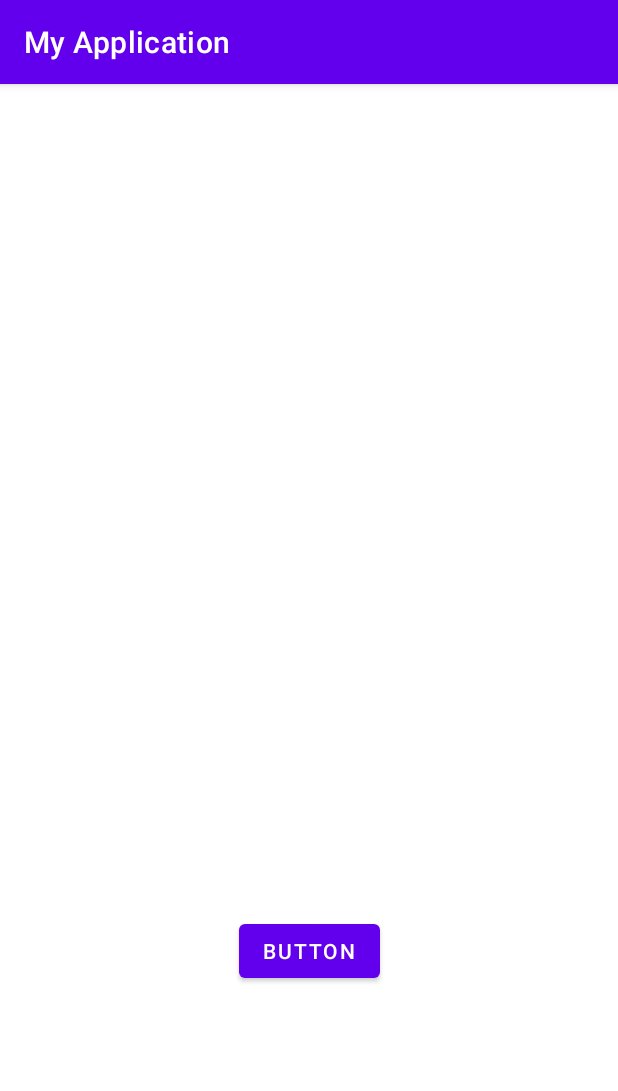
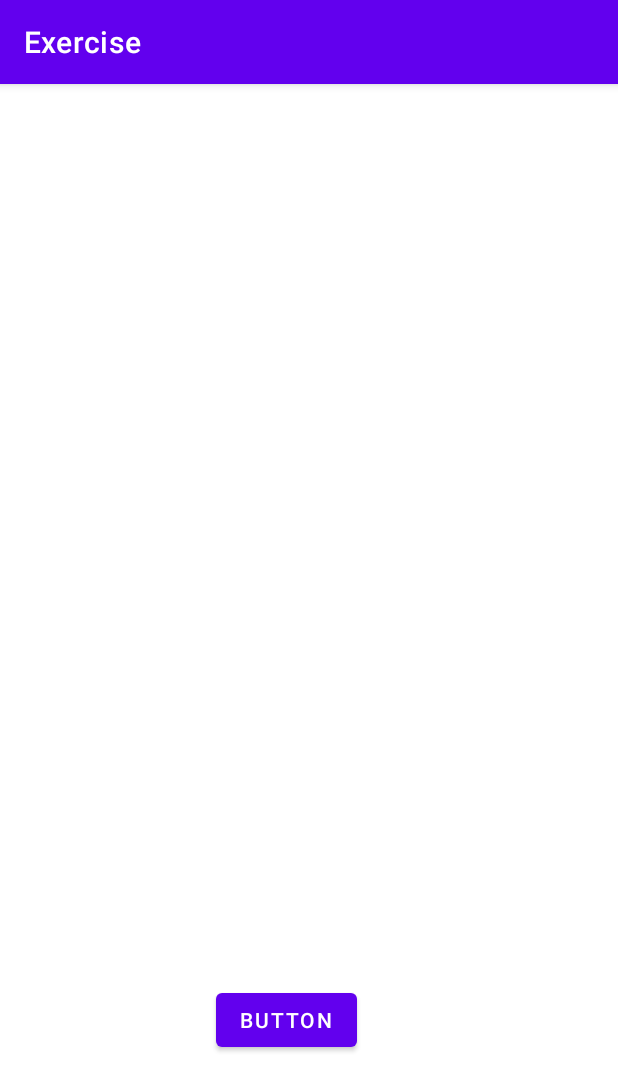
Before and after one commit to scerdan/retrofit2021, an Android app: the screen it shows after launch (MainActivity), on a phone screen of 412 x 824 dp. Shown: the top 1091 px of the screen. Run offline under Robolectric (Android 15) with nearby library versions, the phone set to English and light mode, and no system bars.

```diff
--- a/app/build.gradle
+++ b/app/build.gradle
@@ -7,8 +7,8 @@ android {
     buildToolsVersion "30.0.3"
 
     defaultConfig {
-        applicationId "com.example.myapplication"
-        minSdkVersion 23
+        applicationId "com.example.exercise"
+        minSdkVersion 26
         targetSdkVersion 30
         versionCode 1
         versionName "1.0"
@@ -40,4 +40,5 @@ dependencies {
     implementation 'com.squareup.retrofit2:retrofit:2.9.0'
     implementation 'com.squareup.retrofit2:converter-gson:2.9.0'
     implementation 'com.github.bumptech.glide:glide:4.12.0'
+    annotationProcessor 'com.github.bumptech.glide:compiler:4.12.0'
 }
--- /dev/null
+++ b/app/src/main/java/com/example/exercise/MainActivity.java
@@ -0,0 +1,66 @@
+package com.example.exercise;
+
+import androidx.appcompat.app.AppCompatActivity;
+
+import android.os.Bundle;
+import android.util.Log;
+import android.widget.Button;
+
+import com.example.exercise.interfaces.Service;
+import com.example.exercise.models.Notebooks;
+
+import java.util.List;
+
+import retrofit2.Call;
+import retrofit2.Callback;
+import retrofit2.Response;
+import retrofit2.Retrofit;
+import retrofit2.converter.gson.GsonConverterFactory;
+
+public class MainActivity extends AppCompatActivity {
+    // CREAR METODO QUE CONSULTE EL API
+    // CREAR EL LIST VIEW PERSONALIZADO
+    // LLENAR LISTVIEW CON LOS DATOS DEL GET
+    // ABRIR FRAGMENT CUANDO SE SELECCIONE UN ELEMENTO
+    Retrofit retrofit;
+    Button button;
+    @Override
+    protected void onCreate(Bundle savedInstanceState) {
+        super.onCreate(savedInstanceState);
+        setContentView(R.layout.activity_main);
+        button = (Button) findViewById(R.id.btn1);
+
+        retrofit = new Retrofit.Builder()
+                .baseUrl("https://private-f0eea-mobilegllatam.apiary-mock.com/")
+                .addConverterFactory(GsonConverterFactory.create())
+                .build();
+
+        ObtainData();
+    }
+
+    private void ObtainData() {
+        Service service = retrofit.create(Service.class);
+        Call<List<Notebooks>> listado = service.obtenerListado();
+        listado.enqueue(new Callback<List<Notebooks>>() {
+            @Override
+            public void onResponse(Call<List<Notebooks>> call, Response<List<Notebooks>> response) {
+                Log.i("200","200");
+                List<Notebooks> listado = response.body();
+
+                for (int i = 0; i < listado.size(); i++) {
+                    String noteTitle = listado.get(i).getTitle();
+                    String noteDesc = listado.get(i).getDescription();
+                    String noteImg = listado.get(i).getImage();
+
+                    Log.i("ver", noteTitle+noteDesc+noteImg);
+                    }
+            }
+
+            @Override
+            public void onFailure(Call<List<Notebooks>> call, Throwable t) {
+                Log.i("400","400"+t.getMessage());
+            }
+        });
+    }
+
+}
--- /dev/null
+++ b/app/src/main/java/com/example/exercise/interfaces/Service.java
@@ -0,0 +1,13 @@
+package com.example.exercise.interfaces;
+
+import com.example.exercise.models.Notebooks;
+
+import java.util.List;
+
+import retrofit2.Call;
+import retrofit2.http.GET;
+
+public interface Service {
+    @GET("list")
+    Call <List<Notebooks>> obtenerListado();
+}
--- a/app/src/main/res/layout/activity_main.xml
+++ b/app/src/main/res/layout/activity_main.xml
@@ -7,15 +7,13 @@
     tools:context=".MainActivity">
 
     <Button
-        android:id="@+id/button"
+        android:id="@+id/btn1"
         android:layout_width="wrap_content"
         android:layout_height="wrap_content"
-        android:layout_marginTop="388dp"
-        android:onClick="navegarOne"
+        android:layout_marginBottom="120dp"
         android:text="Button"
         app:layout_constraintBottom_toBottomOf="parent"
         app:layout_constraintEnd_toEndOf="parent"
-        app:layout_constraintHorizontal_bias="0.5"
-        app:layout_constraintStart_toStartOf="parent"
-        app:layout_constraintTop_toTopOf="parent" />
+        app:layout_constraintHorizontal_bias="0.452"
+        app:layout_constraintStart_toStartOf="parent" />
 </androidx.constraintlayout.widget.ConstraintLayout>
--- a/app/src/main/res/values-night/themes.xml
+++ b/app/src/main/res/values-night/themes.xml
@@ -1,6 +1,6 @@
 <resources xmlns:tools="http://schemas.android.com/tools">
     <!-- Base application theme. -->
-    <style name="Theme.MyApplication" parent="Theme.MaterialComponents.DayNight.DarkActionBar">
+    <style name="Theme.Exercise" parent="Theme.MaterialComponents.DayNight.DarkActionBar">
         <!-- Primary brand color. -->
         <item name="colorPrimary">@color/purple_200</item>
         <item name="colorPrimaryVariant">@color/purple_700</item>
--- a/app/src/main/res/values/strings.xml
+++ b/app/src/main/res/values/strings.xml
@@ -1,3 +1,3 @@
 <resources>
-    <string name="app_name">My Application</string>
+    <string name="app_name">Exercise</string>
 </resources>
--- a/app/src/main/res/values/themes.xml
+++ b/app/src/main/res/values/themes.xml
@@ -1,6 +1,6 @@
 <resources xmlns:tools="http://schemas.android.com/tools">
     <!-- Base application theme. -->
-    <style name="Theme.MyApplication" parent="Theme.MaterialComponents.DayNight.DarkActionBar">
+    <style name="Theme.Exercise" parent="Theme.MaterialComponents.DayNight.DarkActionBar">
         <!-- Primary brand color. -->
         <item name="colorPrimary">@color/purple_500</item>
         <item name="colorPrimaryVariant">@color/purple_700</item>
--- a/settings.gradle
+++ b/settings.gradle
@@ -1,2 +1,2 @@
 include ':app'
-rootProject.name = "My Application"
+rootProject.name = "Exercise"
```
Also changed, not shown: app/src/main/AndroidManifest.xml (+3 -4 lines), app/src/main/java/com/example/exercise/models/Notebooks.java (added, +33 -0 lines), app/src/main/java/com/example/myapplication/MainActivity.java (deleted, +0 -27 lines), app/src/main/java/com/example/myapplication/MainActivity2.java (deleted, +0 -76 lines), app/src/main/java/com/example/myapplication/interfaces/CardAPI.java (deleted, +0 -15 lines), app/src/main/java/com/example/myapplication/models/Cards.java (deleted, +0 -42 lines), app/src/main/java/com/example/myapplication/models/Data.java (deleted, +0 -24 lines), app/src/main/res/layout/activity_main2.xml (deleted, +0 -33 lines), gradle/wrapper/gradle-wrapper.properties, 4 other files.
